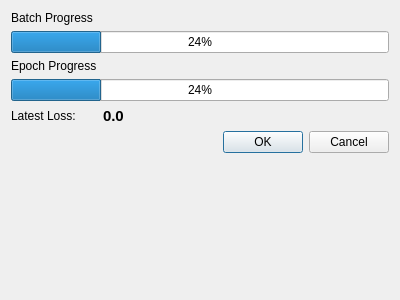
Above: trainingprogress.ui from kylerobots/mnist-viewer before the change. Below: the same form after it.
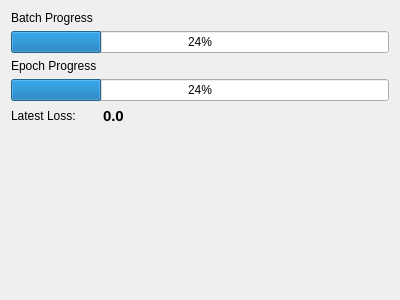
That is the form after the change.

Commit message: Update display elements.

Diff of the .ui file:
```diff
--- a/trainingprogress.ui
+++ b/trainingprogress.ui
@@ -63,16 +63,6 @@
      </property>
     </widget>
    </item>
-   <item row="5" column="0" colspan="2">
-    <widget class="QDialogButtonBox" name="buttonBox">
-     <property name="orientation">
-      <enum>Qt::Horizontal</enum>
-     </property>
-     <property name="standardButtons">
-      <set>QDialogButtonBox::Cancel|QDialogButtonBox::Ok</set>
-     </property>
-    </widget>
-   </item>
   </layout>
  </widget>
  <resources/>
```
Left out of the diff: 35 changed lines with no effect on the pictures. The commit also changes 1 other file.
